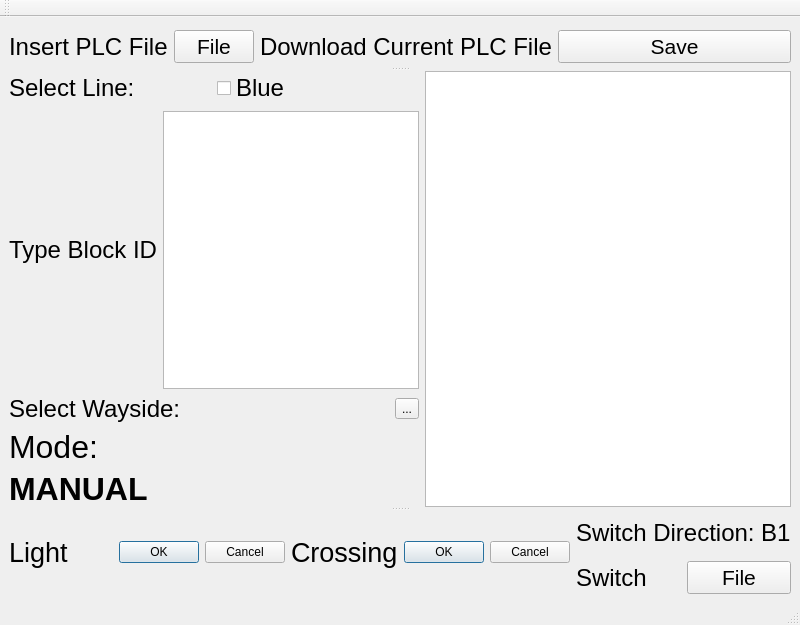
Before: the Qt Designer form Wayside SW/Wayside_UI_Rough.ui in asmithie13/ECE-1140, drawn with Qt 5.
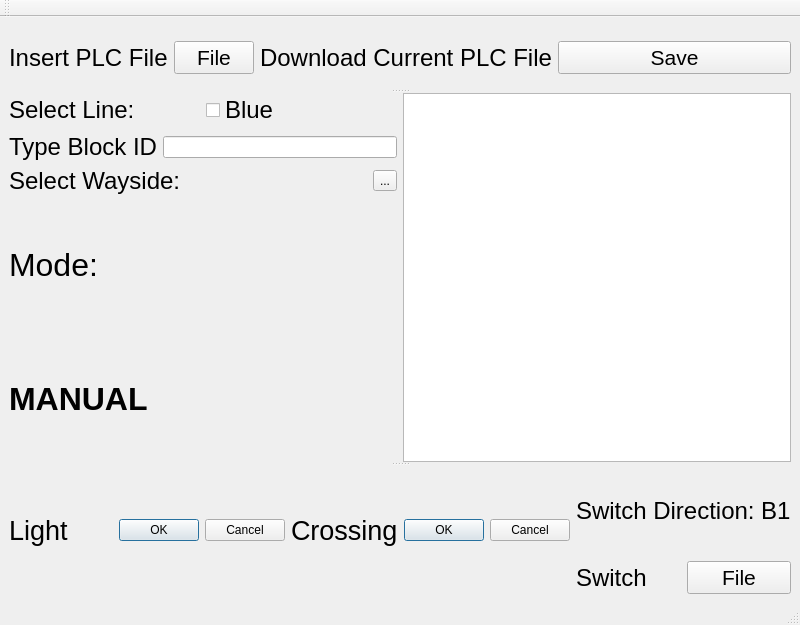
After: the same form once the commit is applied.

The edit to the form file:
```diff
--- a/Wayside SW/Wayside_UI_Rough.ui
+++ b/Wayside SW/Wayside_UI_Rough.ui
@@ -133,7 +133,7 @@
              </widget>
             </item>
             <item>
-             <widget class="QPlainTextEdit" name="plainTextEdit"/>
+             <widget class="QLineEdit" name="lineEdit"/>
             </item>
            </layout>
           </item>
```
